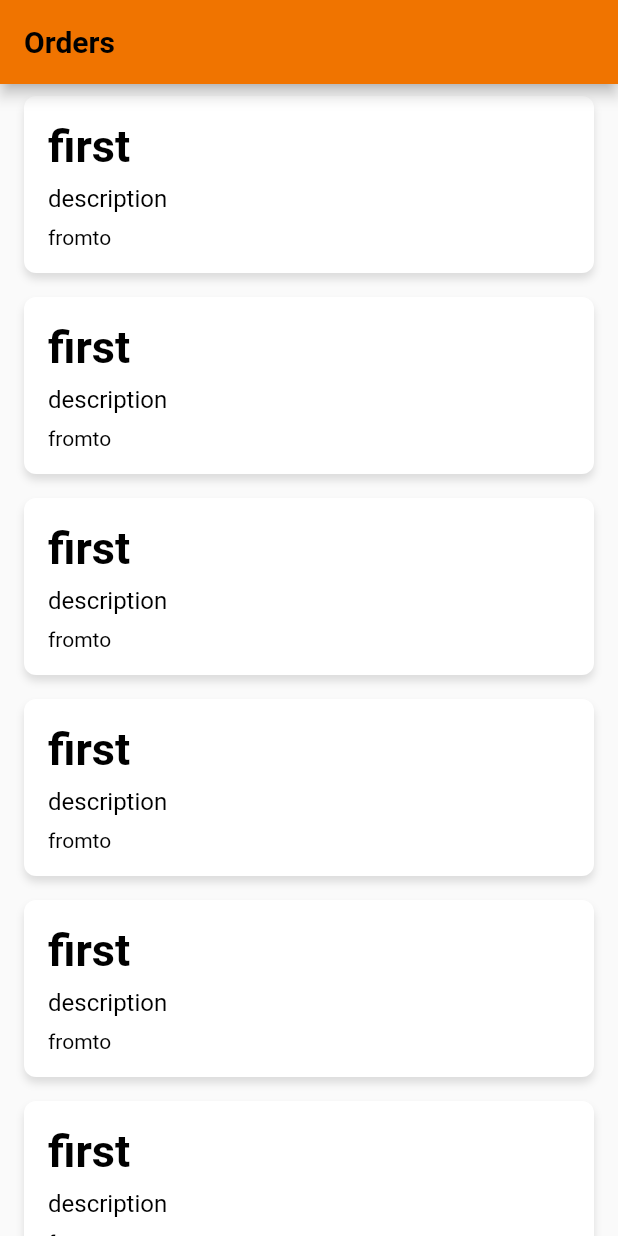
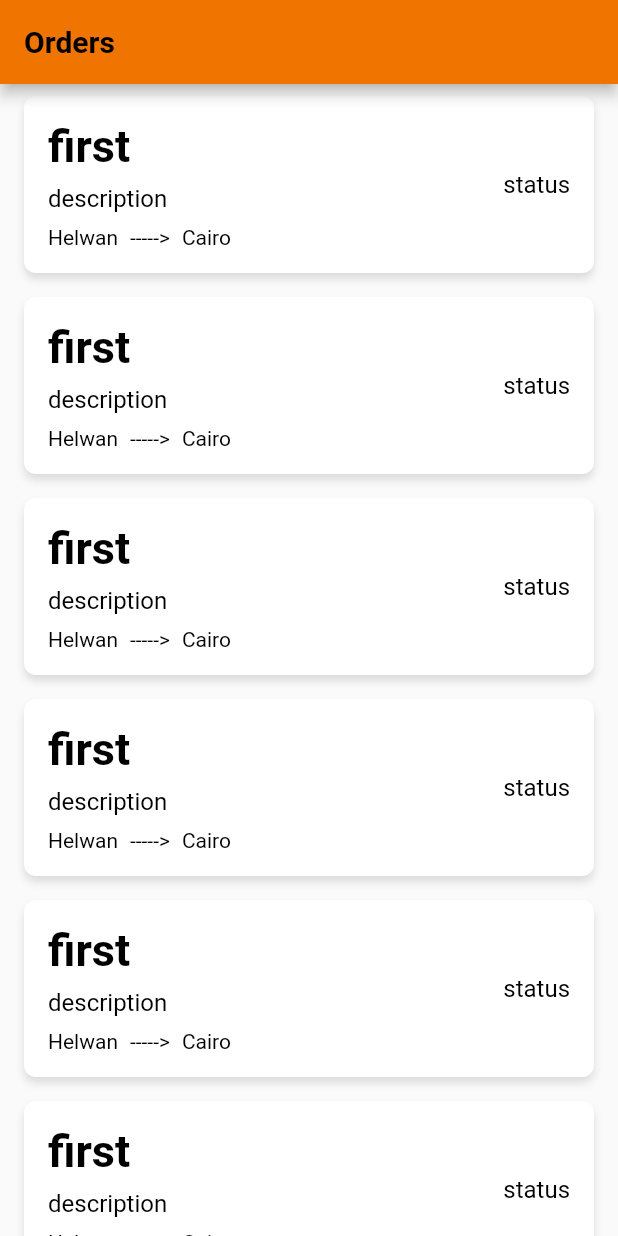
Before and after one commit to Abdullah3010/Ywsl_App, a Flutter app: the screen it shows after launch, on a phone screen of 412 x 824 dp. Run offline on Flutter 3.47's test engine with Material 2 defaults, Android fonts, the phone set to English and light mode, and no system bars; our stand-ins replace bloc, flutter_bloc, font_awesome_flutter, get_it.

Commit message:
designing list of order screen

```diff
--- a/lib/features/orders/data/models/order_model.dart
+++ b/lib/features/orders/data/models/order_model.dart
@@ -8,6 +8,8 @@ class OrderModel extends Order {
     required super.date,
     required super.from,
     required super.to,
+    required super.price,
     super.status = 'pending',
+
   });
 }
--- a/lib/features/orders/domain/entities/order_entity.dart
+++ b/lib/features/orders/domain/entities/order_entity.dart
@@ -6,6 +6,7 @@ class Order {
   final String from;
   final String to;
   final String status;
+  final double price;
 
   Order({
     required this.id,
@@ -15,6 +16,7 @@ class Order {
     required this.from,
     required this.to,
     required this.status,
+    required this.price,
   });
 
 
--- a/lib/features/orders/presentation/screens/list_of_orders.dart
+++ b/lib/features/orders/presentation/screens/list_of_orders.dart
@@ -5,18 +5,6 @@ import '../widgets/order_widget.dart';
 
 class ListOfOrders extends StatelessWidget {
   ListOfOrders({super.key});
-
-  List<OrderModel> orders = [
-    OrderModel(
-      id: "1",
-      name: "first",
-      description: "description",
-      date: DateTime.now(),
-      from: "from",
-      to: "to",
-      status: "status",
-    ),
-  ];
 
   @override
   Widget build(BuildContext context) {
@@ -33,9 +21,10 @@ class ListOfOrders extends StatelessWidget {
               name: "first",
               description: "description",
               date: DateTime.now(),
-              from: "from",
-              to: "to",
+              from: "Helwan",
+              to: "Cairo",
               status: "status",
+              price: 100,
             ),
           );
         },
--- a/lib/features/orders/presentation/widgets/order_widget.dart
+++ b/lib/features/orders/presentation/widgets/order_widget.dart
@@ -26,6 +26,10 @@ class OrderWidget extends StatelessWidget {
           ),
         ],
       ),
+      child: Row(
+        children: [
+          Expanded(
+            flex: 5,
             child: Column(
               crossAxisAlignment: CrossAxisAlignment.start,
               children: [
@@ -45,6 +49,12 @@ class OrderWidget extends StatelessWidget {
                       order.from,
                       style: Theme.of(context).textTheme.bodySmall,
                     ),
+                    const SizedBox(width: 8),
+                    Text(
+                      "----->",
+                      style: Theme.of(context).textTheme.bodySmall,
+                    ),
+                    const SizedBox(width: 8),
                     Text(
                       order.to,
                       style: Theme.of(context).textTheme.bodySmall,
@@ -53,6 +63,19 @@ class OrderWidget extends StatelessWidget {
                 ),
               ],
             ),
+          ),
+          Expanded(
+            flex: 1,
+            child: Column(
+              crossAxisAlignment: CrossAxisAlignment.end,
+              mainAxisAlignment: MainAxisAlignment.end,
+              children: [
+                Text(order.status),
+              ],
+            ),
+          ),
+        ],
+      ),
     );
   }
 }
```
Lines whose indentation alone changed are shown as unchanged.
